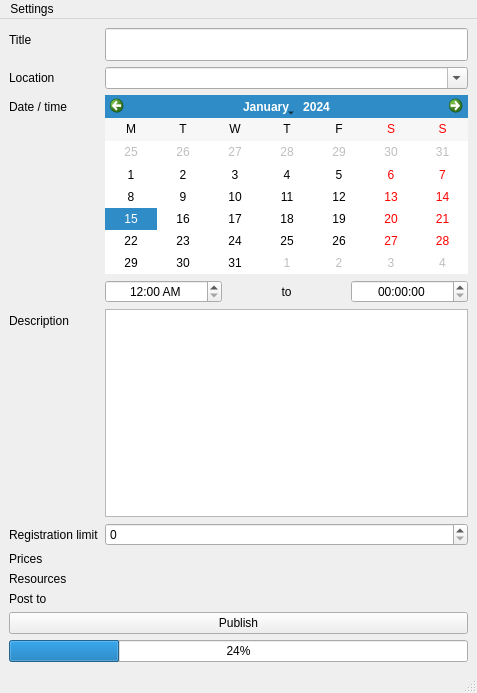
The window that ui/MainWindow.ui (MakeICT/event-creator) describes before a commit, drawn with Qt 5.
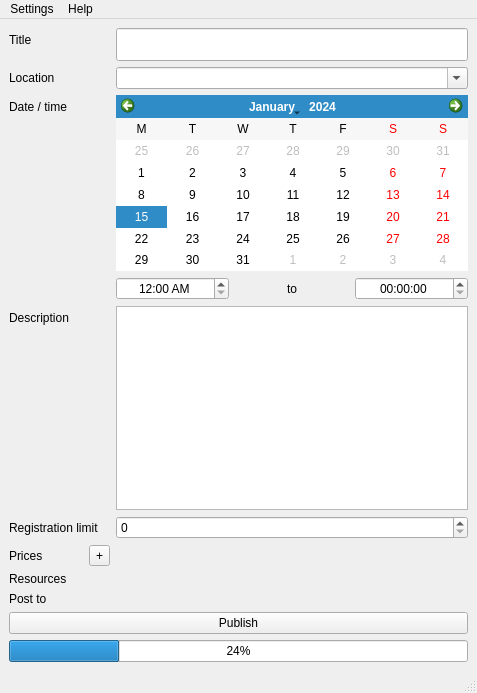
The same window after the commit.

```diff
--- a/ui/MainWindow.ui
+++ b/ui/MainWindow.ui
@@ -134,16 +134,6 @@
         </property>
        </widget>
       </item>
-      <item row="6" column="0">
-       <widget class="QLabel" name="label_9">
-        <property name="text">
-         <string>Prices</string>
-        </property>
-       </widget>
-      </item>
-      <item row="6" column="1">
-       <layout class="QGridLayout" name="priceGrid"/>
-      </item>
       <item row="7" column="0">
        <widget class="QLabel" name="label_6">
         <property name="text">
@@ -164,6 +154,40 @@
       <item row="8" column="1">
        <layout class="QGridLayout" name="postToGrid"/>
       </item>
+      <item row="6" column="1">
+       <layout class="QVBoxLayout" name="verticalLayout_4"/>
+      </item>
+      <item row="6" column="0">
+       <layout class="QHBoxLayout" name="horizontalLayout_3">
+        <item>
+         <widget class="QLabel" name="label_9">
+          <property name="text">
+           <string>Prices</string>
+          </property>
+         </widget>
+        </item>
+        <item>
+         <spacer name="horizontalSpacer">
+          <property name="orientation">
+           <enum>Qt::Horizontal</enum>
+          </property>
+          <property name="sizeHint" stdset="0">
+           <size>
+            <width>40</width>
+            <height>20</height>
+           </size>
+          </property>
+         </spacer>
+        </item>
+        <item>
+         <widget class="QToolButton" name="toolButton">
+          <property name="text">
+           <string>+</string>
+          </property>
+         </widget>
+        </item>
+       </layout>
+      </item>
      </layout>
     </item>
     <item>
@@ -201,7 +225,14 @@
     <addaction name="actionReload"/>
     <addaction name="actionOptions"/>
    </widget>
+   <widget class="QMenu" name="menuHelp">
+    <property name="title">
+     <string>Help</string>
+    </property>
+    <addaction name="actionAbout"/>
+   </widget>
    <addaction name="menuPlugins"/>
+   <addaction name="menuHelp"/>
   </widget>
   <widget class="QStatusBar" name="statusbar"/>
   <action name="actionReload">
```
Left out of the diff: 5 changed lines with no effect on the pictures.
